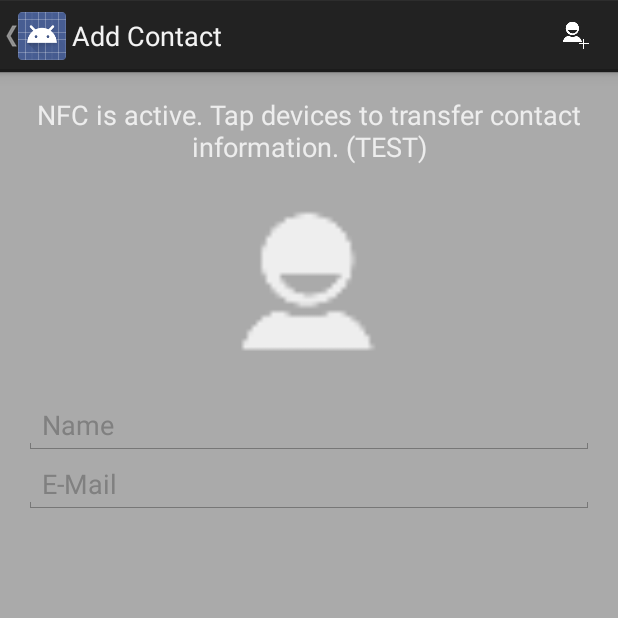
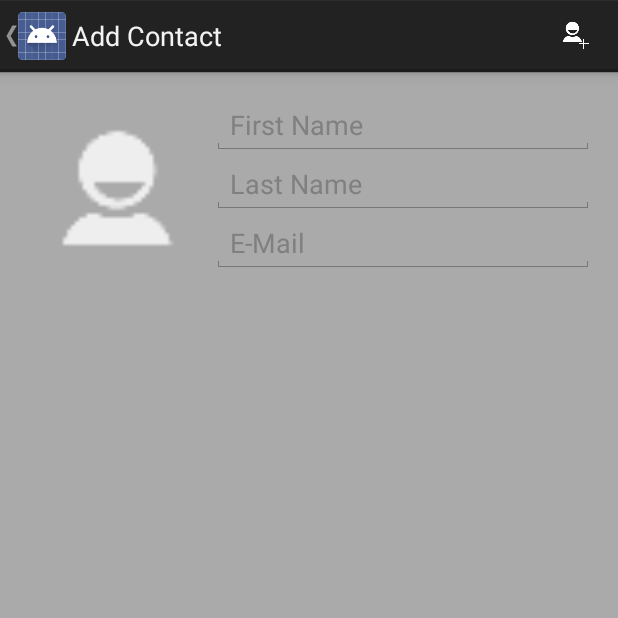
Before and after one commit to JCBird1012/Compile, an Android app: the NewContactActivity screen opened directly, with no data from a screen before it, on a phone screen of 412 x 824 dp, the top half of it. Run offline under Robolectric (Android 15) with nearby library versions, the phone set to English and light mode, and no system bars; our stand-ins replace CircleImageView.

Commit message:
UI Changes

```diff
--- a/Compile/app/src/main/res/layout/activity_new_contact.xml
+++ b/Compile/app/src/main/res/layout/activity_new_contact.xml
@@ -9,43 +9,42 @@
     android:background="@android:color/darker_gray"
     tools:context="compile_inc.compile.NewContactActivity">
 
-    <TextView
-        android:layout_width="wrap_content"
-        android:layout_height="wrap_content"
-        android:textAppearance="?android:attr/textAppearanceMedium"
-        android:text="NFC is active. Tap devices to transfer contact information. (TEST)"
-        android:textColor="#ededed"
-        android:gravity="center"
-        android:id="@+id/textView"
-        android:layout_alignParentTop="true"
-        android:layout_centerHorizontal="true" />
-
-
     <de.hdodenhof.circleimageview.CircleImageView
         xmlns:app="http://schemas.android.com/apk/res-auto"
         android:id="@+id/profile_image"
-        android:layout_width="150dp"
-        android:layout_height="150dp"
+        android:layout_width="125dp"
+        android:layout_height="125dp"
         android:src="@drawable/ic_launcher"
         app:border_width="0.5dp"
         app:border_color="#FF000000"
-        android:layout_alignParentTop="true"
-        android:layout_marginTop ="50dp"
-        android:layout_centerHorizontal="true" />
+        android:layout_alignTop="@+id/new_contactFirstName"
+        android:layout_alignParentLeft="true"
+        android:layout_alignParentStart="true" />
 
     <EditText
         android:layout_width="wrap_content"
         android:layout_height="wrap_content"
-        android:inputType="textPersonName"
-        android:hint="@string/person_name_field"
+        android:inputType="textCapSentences"
+        android:hint="@string/person_first_name_field"
         android:ems="10"
-        android:id="@+id/contactName"
-        android:layout_marginTop="200dp"
+        android:id="@+id/new_contactFirstName"
+        android:layout_toEndOf="@+id/profile_image"
         android:layout_alignParentTop="true"
         android:layout_alignParentRight="true"
-        android:layout_alignParentEnd="true"
-        android:layout_alignParentLeft="true"
-        android:layout_alignParentStart="true" />
+        android:layout_alignParentEnd="true" />
+
+    <EditText
+        android:layout_width="wrap_content"
+        android:layout_height="wrap_content"
+        android:inputType="textCapSentences"
+        android:hint="@string/person_last_name_field"
+        android:ems="10"
+        android:id="@+id/new_contactLastName"
+        android:layout_toEndOf="@+id/profile_image"
+        android:layout_below="@+id/new_contactFirstName"
+        android:layout_alignParentRight="true"
+        android:layout_alignParentEnd="true" />
+
 
     <EditText
         android:layout_width="wrap_content"
@@ -54,11 +53,13 @@
         android:hint ="@string/person_email_field"
         android:ems="10"
         android:id="@+id/contactEmail"
-        android:layout_below="@+id/contactName"
-        android:layout_alignParentLeft="true"
-        android:layout_alignParentStart="true"
+        android:layout_gravity="right|center"
+        android:layout_toEndOf="@+id/profile_image"
+        android:layout_below="@+id/new_contactLastName"
         android:layout_alignParentRight="true"
-        android:layout_alignParentEnd="true"
-        android:layout_gravity="right|center" />
+        android:layout_alignParentEnd="true" />
+
+
+
 
 </RelativeLayout>
--- a/Compile/app/src/main/res/values/strings.xml
+++ b/Compile/app/src/main/res/values/strings.xml
@@ -6,8 +6,10 @@
     <string name="hello_world">Hello world!</string>
     <string name="title_activity_contact">Add Contact</string>
     <string name="action_settings">"Settings</string>
-    <string name="person_name_field">Name</string>
+    <string name="person_first_name_field">First Name</string>
+    <string name="person_last_name_field">Last Name</string>
     <string name ="person_email_field">E-Mail</string>
 
 
+
 </resources>
```
